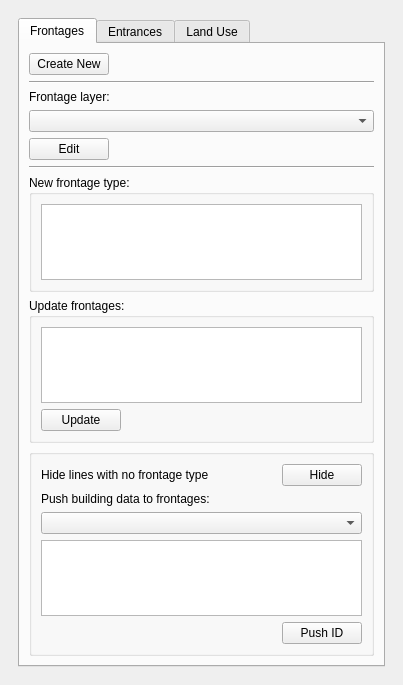
Above: UrbanDataInput/urban_data_input_dockwidget_base.ui from spacesyntax/UrbanDataInputTool before the change. Below: the same form after it.
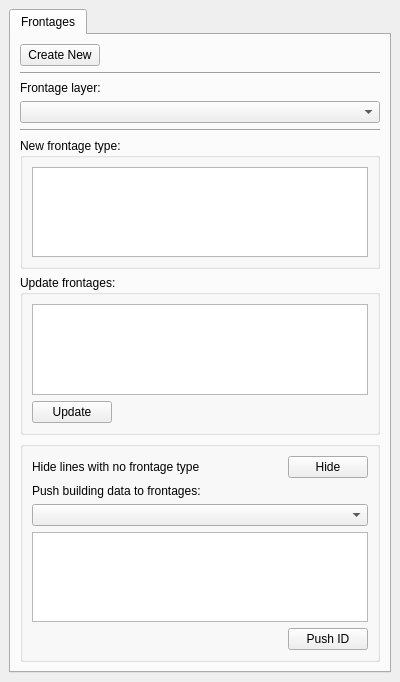
That is the form after the change.

The edit to the form file:
```diff
--- a/UrbanDataInput/urban_data_input_dockwidget_base.ui
+++ b/UrbanDataInput/urban_data_input_dockwidget_base.ui
@@ -6,40 +6,33 @@
    <rect>
     <x>0</x>
     <y>0</y>
-    <width>403</width>
-    <height>685</height>
+    <width>400</width>
+    <height>682</height>
    </rect>
   </property>
-  <property name="sizePolicy">
-   <sizepolicy hsizetype="Preferred" vsizetype="Preferred">
-    <horstretch>0</horstretch>
-    <verstretch>0</verstretch>
-   </sizepolicy>
-  </property>
   <property name="windowTitle">
    <string>Urban Data Input</string>
   </property>
   <widget class="QWidget" name="dockWidgetContents">
-   <layout class="QHBoxLayout" name="horizontalLayout">
-    <item>
-     <widget class="QWidget" name="widget" native="true">
-      <property name="sizePolicy">
-       <sizepolicy hsizetype="Preferred" vsizetype="Expanding">
-        <horstretch>0</horstretch>
-        <verstretch>0</verstretch>
-       </sizepolicy>
-      </property>
       <layout class="QVBoxLayout" name="verticalLayout">
        <item>
+     <layout class="QVBoxLayout" name="verticalLayout_2">
+      <item>
         <widget class="QTabWidget" name="tabWidget">
+        <property name="tabShape">
+         <enum>QTabWidget::Rounded</enum>
+        </property>
          <property name="currentIndex">
           <number>0</number>
          </property>
+        <property name="usesScrollButtons">
+         <bool>true</bool>
+        </property>
          <widget class="QWidget" name="tab">
           <attribute name="title">
            <string>Frontages</string>
           </attribute>
-          <layout class="QVBoxLayout" name="verticalLayout_2">
+         <layout class="QVBoxLayout" name="verticalLayout_3">
            <item>
             <widget class="QPushButton" name="pushButtonNewFile">
              <property name="sizePolicy">
@@ -77,19 +70,6 @@
              </property>
             </widget>
            </item>
-           <item>
-            <widget class="QPushButton" name="startpushButton">
-             <property name="sizePolicy">
-              <sizepolicy hsizetype="Maximum" vsizetype="Fixed">
-               <horstretch>0</horstretch>
-               <verstretch>0</verstretch>
-              </sizepolicy>
-             </property>
-             <property name="text">
-              <string>Edit</string>
-             </property>
-            </widget>
-           </item>
            <item>
             <widget class="Line" name="line_2">
              <property name="orientation">
@@ -98,7 +78,7 @@
             </widget>
            </item>
            <item>
-            <widget class="QGroupBox" name="groupBox">
+           <widget class="QGroupBox" name="groupBox_3">
              <property name="title">
               <string>New frontage type:</string>
              </property>
@@ -142,7 +122,7 @@
                    <number>0</number>
                   </property>
                   <attribute name="horizontalHeaderVisible">
-                   <bool>true</bool>
+                  <bool>false</bool>
                   </attribute>
                   <attribute name="horizontalHeaderDefaultSectionSize">
                    <number>98</number>
@@ -252,47 +232,9 @@
            </item>
           </layout>
          </widget>
-         <widget class="QWidget" name="tab_2">
-          <attribute name="title">
-           <string>Entrances</string>
-          </attribute>
-          <layout class="QVBoxLayout" name="verticalLayout_3"/>
-         </widget>
-         <widget class="QWidget" name="tab_3">
-          <attribute name="title">
-           <string>Land Use</string>
-          </attribute>
-         </widget>
-        </widget>
-       </item>
-       <item>
-        <spacer name="verticalSpacer">
-         <property name="orientation">
-          <enum>Qt::Vertical</enum>
-         </property>
-         <property name="sizeHint" stdset="0">
-          <size>
-           <width>20</width>
-           <height>40</height>
-          </size>
-         </property>
-        </spacer>
-       </item>
-       <item>
-        <spacer name="verticalSpacer_4">
-         <property name="orientation">
-          <enum>Qt::Vertical</enum>
-         </property>
-         <property name="sizeHint" stdset="0">
-          <size>
-           <width>20</width>
-           <height>40</height>
-          </size>
-         </property>
-        </spacer>
-       </item>
-      </layout>
-     </widget>
+       </widget>
+      </item>
+     </layout>
     </item>
    </layout>
   </widget>
```
Left out of the diff: 4 changed lines with no effect on the pictures. Lines whose indentation alone changed are shown as unchanged.
